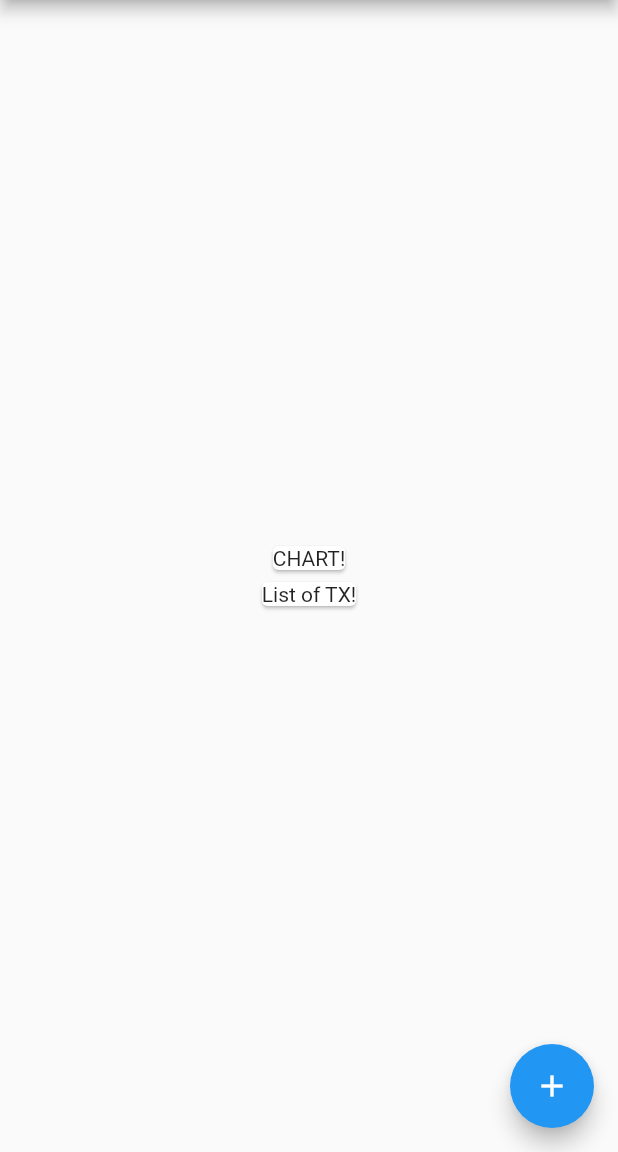
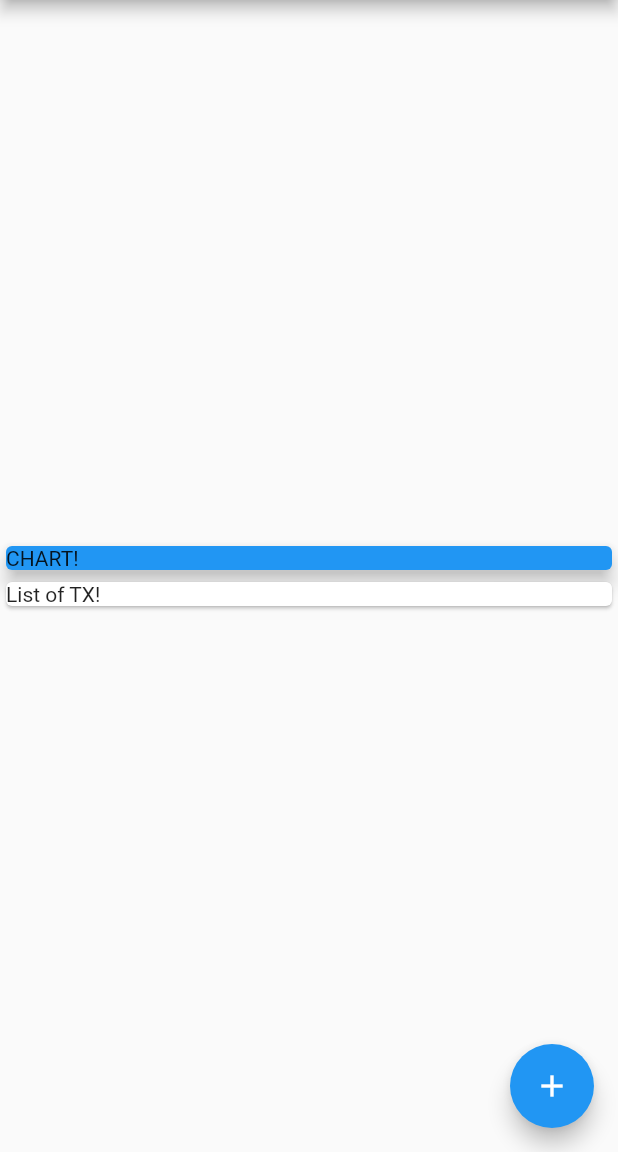
Before and after one commit to haidangngoc/expenses_planner, a Flutter app: the screen it shows after launch, on a phone screen of 412 x 824 dp, the part 84-1236 px from its top. Run offline on Flutter 3.47's test engine with Material 2 defaults, Android fonts, the phone set to English and light mode, and no system bars.

Commit message:
Combining Widgets

```diff
--- a/lib/main.dart
+++ b/lib/main.dart
@@ -103,10 +103,18 @@ class _MyHomePageState extends State<MyHomePage> {
           mainAxisAlignment: MainAxisAlignment.center,
           children: <Widget>[
             Card(
-              child: Text('CHART!'),
+              color: Colors.blue,
+              child: Container(
+                width: double.infinity,
+                child: Text('CHART!'),
+              ),
+              elevation: 5,
             ),
-            Card(
-              child: Text('List of TX!'),
+            Container(
+              width: double.infinity,
+              child: Card(
+                child: Text('List of TX!'),
+              ),
             ),
           ],
         ),
```
